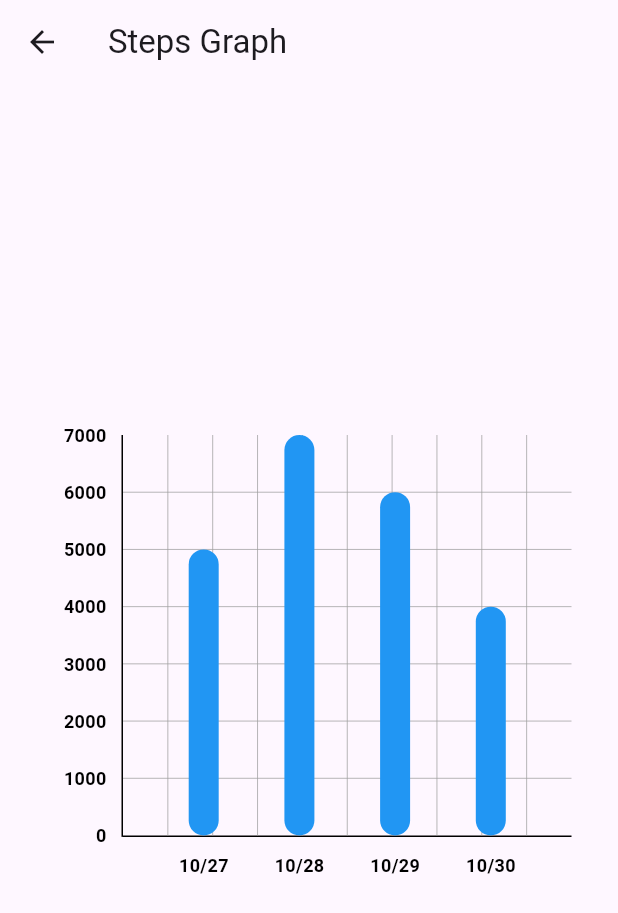
After one commit to inho9899/CS350_24F_TeamProject, a Flutter app: the StepsGraph screen opened directly, on a phone screen of 412 x 824 dp. The commit adds this screen. Shown: the top 913 px of the screen. Run offline on Flutter 3.47's test engine with Material 3 defaults, Android fonts, the phone set to English and light mode, and no system bars; drawn by our look-alikes of fl_chart.

Commit message:
add heart, steps graph

```diff
--- /dev/null
+++ b/lib/steps_graph.dart
@@ -0,0 +1,74 @@
+import 'package:flutter/material.dart';
+import 'package:fl_chart/fl_chart.dart';
+
+class StepsGraph extends StatelessWidget {
+  const StepsGraph({Key? key}) : super(key: key);
+
+  @override
+  Widget build(BuildContext context) {
+    final List<BarChartGroupData> barGroups = [
+      BarChartGroupData(x: 0, barRods: [BarChartRodData(y: 5000, colors: [Colors.blue], width: 20)]),
+      BarChartGroupData(x: 1, barRods: [BarChartRodData(y: 7000, colors: [Colors.blue], width: 20)]),
+      BarChartGroupData(x: 2, barRods: [BarChartRodData(y: 6000, colors: [Colors.blue], width: 20)]),
+      BarChartGroupData(x: 3, barRods: [BarChartRodData(y: 4000, colors: [Colors.blue], width: 20)]),
+    ];
+
+    final List<String> xLabels = ["10/27", "10/28", "10/29", "10/30"];
+
+    return Scaffold(
+      appBar: AppBar(
+        title: const Text('Steps Graph'),
+      ),
+      body: Center(
+        child: SizedBox(
+          height: 300,
+          width: 350,
+          child: BarChart(
+            BarChartData(
+              barGroups: barGroups,
+              titlesData: FlTitlesData(
+                bottomTitles: SideTitles(
+                  showTitles: true,
+                  reservedSize: 22,
+                  margin: 10,
+                  getTextStyles: (value) => const TextStyle(
+                    color: Colors.black,
+                    fontWeight: FontWeight.bold,
+                    fontSize: 12,
+                  ),
+                  getTitles: (value) {
+                    if (value.toInt() >= 0 && value.toInt() < xLabels.length) {
+                      return xLabels[value.toInt()]; // X축 제목
+                    }
+                    return '';
+                  },
+                ),
+                leftTitles: SideTitles(
+                  showTitles: true,
+                  reservedSize: 40,
+                  margin: 10,
+                  getTextStyles: (value) => const TextStyle(
+                    color: Colors.black,
+                    fontWeight: FontWeight.bold,
+                    fontSize: 12,
+                  ),
+                  getTitles: (value) {
+                    return '${value.toInt()}'; // Y축 제목
+                  },
+                ),
+              ),
+              gridData: FlGridData(show: true),
+              borderData: FlBorderData(
+                show: true,
+                border: const Border(
+                  left: BorderSide(color: Colors.black, width: 1),
+                  bottom: BorderSide(color: Colors.black, width: 1),
+                ),
+              ),
+            ),
+          ),
+        ),
+      ),
+    );
+  }
+}
--- a/pubspec.yaml
+++ b/pubspec.yaml
@@ -31,6 +31,7 @@ dependencies:
   flutter:
     sdk: flutter
   url_launcher: ^6.1.0
+  fl_chart: ^0.35.0
 
 
   # The following adds the Cupertino Icons font to your application.
```
Also changed, not shown: lib/detail_screen.dart (+17 -5 lines), lib/heart_graph.dart (added, +84 -0 lines), pubspec.lock, 4 other files.
